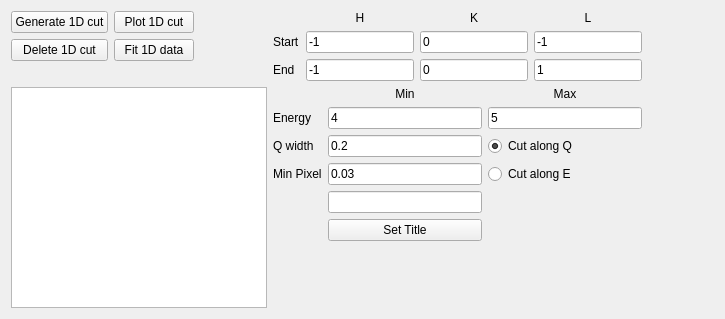
Above: src/main/resources/base/Views/Cut1D_new.ui from MJOLNIRPackage/MJOLNIR-GUI before the change. Below: the same form after it.
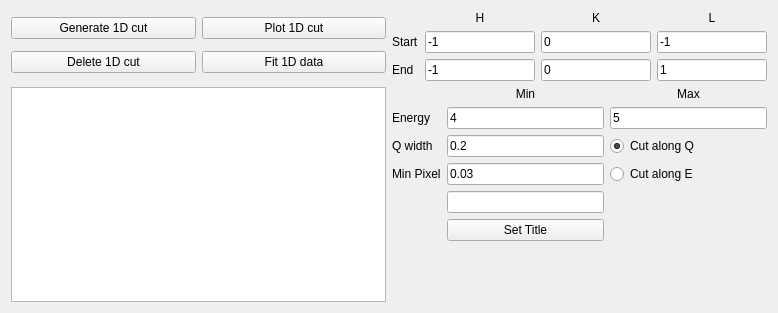
That is the form after the change.

Commit message: Add grid format

Diff of the .ui file:
```diff
--- a/src/main/resources/base/Views/Cut1D_new.ui
+++ b/src/main/resources/base/Views/Cut1D_new.ui
@@ -6,17 +6,49 @@
    <rect>
     <x>0</x>
     <y>0</y>
-    <width>725</width>
-    <height>319</height>
+    <width>778</width>
+    <height>313</height>
    </rect>
   </property>
   <property name="windowTitle">
    <string>Form</string>
   </property>
-  <layout class="QFormLayout" name="formLayout_2">
-   <item row="0" column="0">
-    <layout class="QFormLayout" name="formLayout">
-     <item row="1" column="1">
+  <layout class="QHBoxLayout" name="horizontalLayout">
+   <item>
+    <layout class="QGridLayout" name="gridLayout">
+     <item row="0" column="0">
+      <layout class="QGridLayout" name="gridLayout_2">
+       <item row="0" column="0">
+        <widget class="QPushButton" name="Cut1D_Generate1D_button">
+         <property name="text">
+          <string>Generate 1D cut</string>
+         </property>
+        </widget>
+       </item>
+       <item row="0" column="1">
+        <widget class="QPushButton" name="Cut1D_plot_button">
+         <property name="text">
+          <string>Plot 1D cut</string>
+         </property>
+        </widget>
+       </item>
+       <item row="1" column="0">
+        <widget class="QPushButton" name="Cut1D_Delete1D_button">
+         <property name="text">
+          <string>Delete 1D cut</string>
+         </property>
+        </widget>
+       </item>
+       <item row="1" column="1">
+        <widget class="QPushButton" name="Cut1D_fit_button">
+         <property name="text">
+          <string>Fit 1D data</string>
+         </property>
+        </widget>
+       </item>
+      </layout>
+     </item>
+     <item row="0" column="1">
       <layout class="QGridLayout" name="gridLayout_3">
        <item row="1" column="0">
         <widget class="QLabel" name="label_6">
@@ -106,10 +138,17 @@
        </item>
       </layout>
      </item>
-     <item row="2" column="0">
-      <widget class="QListView" name="Cut1D_listView"/>
+     <item row="1" column="0">
+      <widget class="QListView" name="Cut1D_listView">
+       <property name="alternatingRowColors">
+        <bool>true</bool>
+       </property>
+       <property name="selectionMode">
+        <enum>QAbstractItemView::ExtendedSelection</enum>
+       </property>
+      </widget>
      </item>
-     <item row="2" column="1">
+     <item row="1" column="1">
       <layout class="QGridLayout" name="gridLayout_4">
        <item row="1" column="0">
         <widget class="QLabel" name="label_9">
@@ -235,38 +274,6 @@
        </item>
       </layout>
      </item>
-     <item row="1" column="0">
-      <layout class="QGridLayout" name="gridLayout_2">
-       <item row="0" column="0">
-        <widget class="QPushButton" name="Generate1D_plot_button">
-         <property name="text">
-          <string>Generate 1D cut</string>
-         </property>
-        </widget>
-       </item>
-       <item row="0" column="1">
-        <widget class="QPushButton" name="Cut1D_plot_button">
-         <property name="text">
-          <string>Plot 1D cut</string>
-         </property>
-        </widget>
-       </item>
-       <item row="1" column="0">
-        <widget class="QPushButton" name="Delete1D_plot_button">
-         <property name="text">
-          <string>Delete 1D cut</string>
-         </property>
-        </widget>
-       </item>
-       <item row="1" column="1">
-        <widget class="QPushButton" name="Cut1D_fit_button">
-         <property name="text">
-          <string>Fit 1D data</string>
-         </property>
-        </widget>
-       </item>
-      </layout>
-     </item>
     </layout>
    </item>
   </layout>
```
